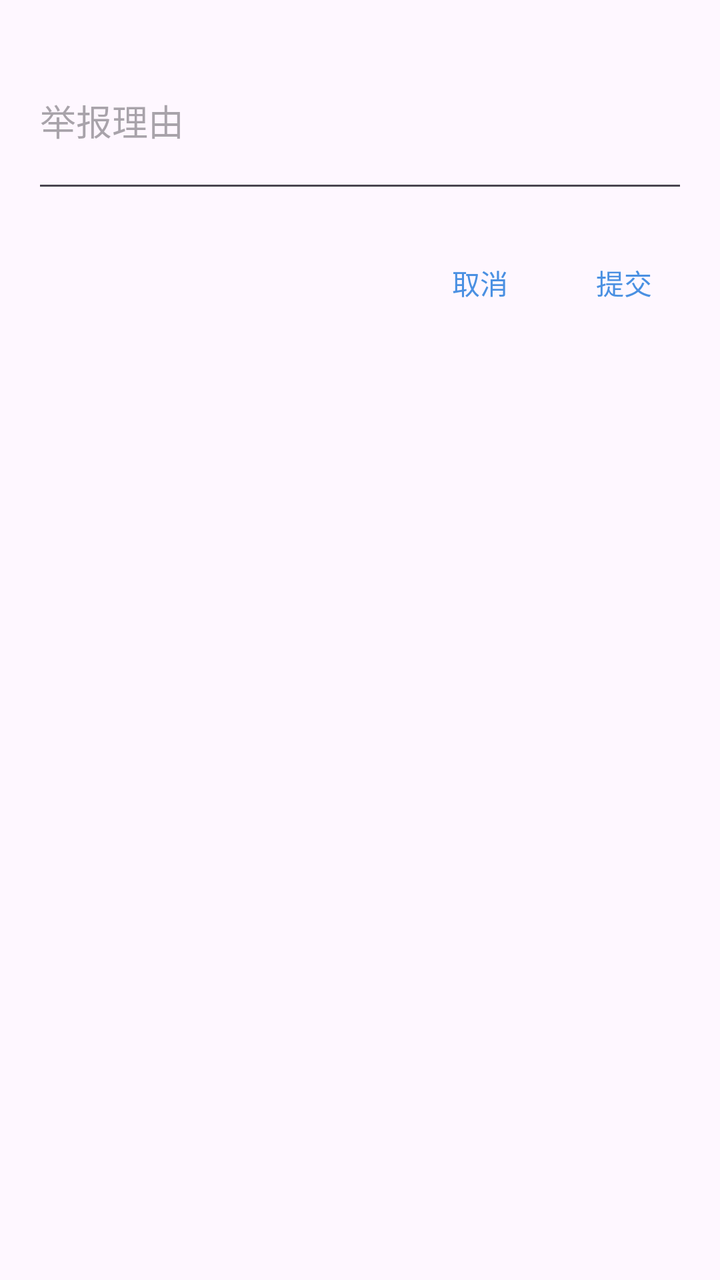
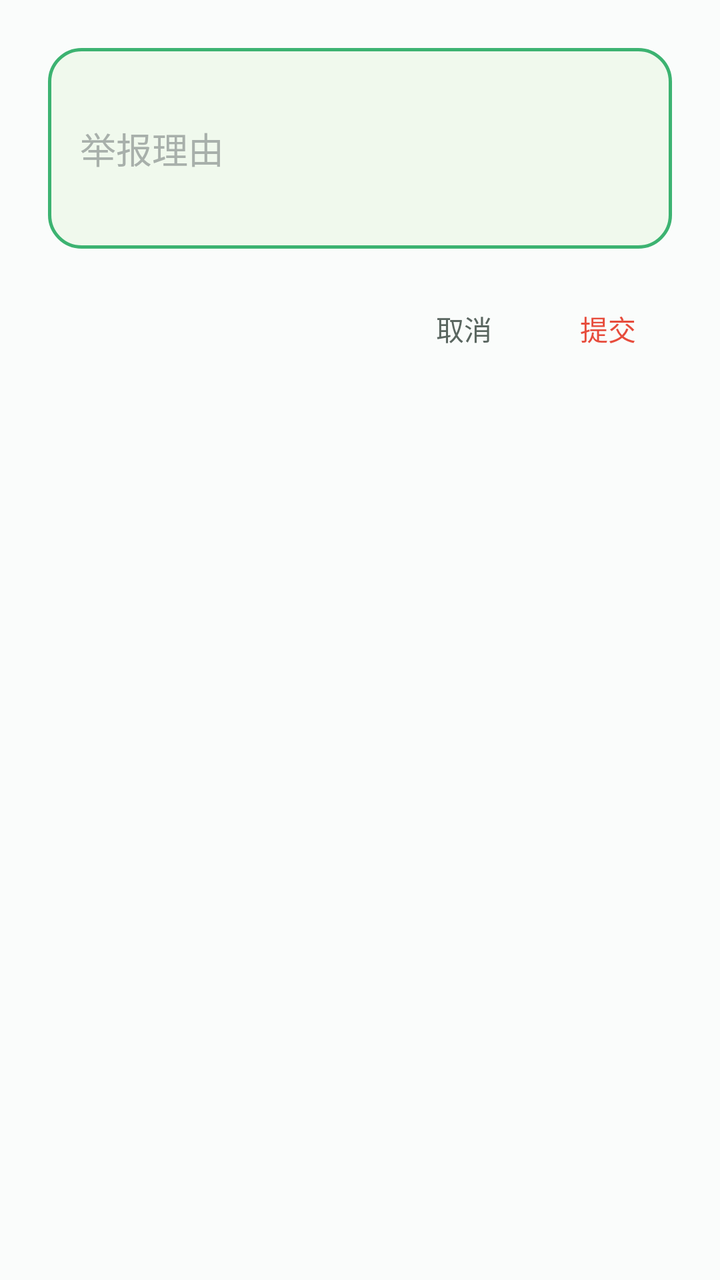

Before-and-after screenshots of an Android layout around one commit, followed by the original layout XML and the change that was made.
<!-- AndroidManifest.xml: application theme Theme.EtradeAndroid -->
<!-- res/layout/dialog_report.xml -->
<?xml version="1.0" encoding="utf-8"?>
<LinearLayout xmlns:android="http://schemas.android.com/apk/res/android"
    android:layout_width="match_parent"
    android:layout_height="wrap_content"
    android:orientation="vertical"
    android:padding="16dp">

    
    <EditText
        android:id="@+id/etReason"
        android:layout_width="match_parent"
        android:layout_height="wrap_content"
        android:hint="@string/report_reason_hint"
        android:inputType="textMultiLine"
        android:minLines="3"/>

    
    <LinearLayout
        android:layout_width="match_parent"
        android:layout_height="wrap_content"
        android:layout_marginTop="16dp"
        android:gravity="end"
        android:orientation="horizontal">

        <Button
            android:id="@+id/btnCancel"
            android:layout_width="wrap_content"
            android:layout_height="wrap_content"
            android:text="@string/cancel"
            style="?android:attr/buttonBarButtonStyle"/>

        <Button
            android:id="@+id/btnSubmit"
            android:layout_width="wrap_content"
            android:layout_height="wrap_content"
            android:text="@string/submit"
            android:layout_marginStart="8dp"
            style="?android:attr/buttonBarButtonStyle"/>

    </LinearLayout>

</LinearLayout>
<!-- resources referenced by this layout -->
<resources>
  <string name="cancel">取消</string>
  <string name="report_reason_hint">举报理由</string>
  <string name="submit">提交</string>
  <style name="Theme.EtradeAndroid" parent="Base.Theme.EtradeAndroid" />
  <style name="Base.Theme.EtradeAndroid" parent="Theme.Material3.DayNight.NoActionBar">
          <item name="colorPrimary">@color/primary_blue</item>
          <item name="colorOnPrimary">@color/white</item>
          <item name="colorSecondary">@color/accent_orange</item>
          <item name="colorOnSecondary">@color/white</item>
          <item name="android:statusBarColor">@color/primary_blue_dark</item>
          <item name="android:navigationBarColor">@color/white</item>
          <item name="colorSurface">@color/background_white</item>
          <item name="colorOnSurface">@color/text_primary</item>
      </style>
  <color name="primary_blue">#4A90E2</color>
  <color name="white">#FFFFFFFF</color>
  <color name="accent_orange">#F5A623</color>
  <color name="primary_blue_dark">#357ABD</color>
  <color name="background_white">#FFFFFF</color>
  <color name="text_primary">#212529</color>
</resources>

<!-- the commit's change to res/layout/dialog_report.xml (unified diff, before → after) -->
@@ -3,7 +3,8 @@
     android:layout_width="match_parent"
     android:layout_height="wrap_content"
     android:orientation="vertical"
-    android:padding="16dp">
+    android:padding="24dp"
+    android:background="@color/background_card">
 
     
     <EditText
@@ -12,7 +13,11 @@
         android:layout_height="wrap_content"
         android:hint="@string/report_reason_hint"
         android:inputType="textMultiLine"
-        android:minLines="3"/>
+        android:minLines="3"
+        android:background="@drawable/bg_input"
+        android:padding="16dp"
+        android:textColor="@color/text_primary"
+        android:textColorHint="@color/text_hint"/>
 
     
     <LinearLayout
@@ -27,7 +32,8 @@
             android:layout_width="wrap_content"
             android:layout_height="wrap_content"
             android:text="@string/cancel"
-            style="?android:attr/buttonBarButtonStyle"/>
+            style="?android:attr/buttonBarButtonStyle"
+            android:textColor="@color/text_secondary"/>
 
         <Button
             android:id="@+id/btnSubmit"
@@ -35,7 +41,8 @@
             android:layout_height="wrap_content"
             android:text="@string/submit"
             android:layout_marginStart="8dp"
-            style="?android:attr/buttonBarButtonStyle"/>
+            style="?android:attr/buttonBarButtonStyle"
+            android:textColor="@color/error_red"/>
 
     </LinearLayout>
 
<!-- resource entries referenced after the edit -->
@@ -1,24 +1,66 @@
 <!-- resources referenced by this layout -->
 <resources>
+  <color name="background_card">#FAFCFB</color>
+  <color name="error_red">#E74C3C</color>
+  <color name="text_hint">#A8B0AB</color>
   <string name="cancel">取消</string>
   <string name="report_reason_hint">举报理由</string>
   <string name="submit">提交</string>
   <style name="Theme.EtradeAndroid" parent="Base.Theme.EtradeAndroid" />
+  <color name="background_light">#F0F9ED</color>
+  <color name="primary_green_light">#3CB371</color>
   <style name="Base.Theme.EtradeAndroid" parent="Theme.Material3.DayNight.NoActionBar">
-          <item name="colorPrimary">@color/primary_blue</item>
+          
+          <item name="colorPrimary">@color/primary_green</item>
           <item name="colorOnPrimary">@color/white</item>
-          <item name="colorSecondary">@color/accent_orange</item>
-          <item name="colorOnSecondary">@color/white</item>
-          <item name="android:statusBarColor">@color/primary_blue_dark</item>
-          <item name="android:navigationBarColor">@color/white</item>
+          <item name="colorPrimaryVariant">@color/primary_green_dark</item>
+          
+          
+          <item name="colorSecondary">@color/accent_yellow</item>
+          <item name="colorOnSecondary">@color/text_primary</item>
+          
+          
+          <item name="android:statusBarColor">@color/primary_green</item>
+          <item name="android:navigationBarColor">@color/background_white</item>
+          
+          
+          <item name="android:windowBackground">@color/background_light</item>
           <item name="colorSurface">@color/background_white</item>
           <item name="colorOnSurface">@color/text_primary</item>
+          
+          
+          <item name="shapeAppearanceSmallComponent">@style/ShapeAppearance.Etrade.Small</item>
+          <item name="shapeAppearanceMediumComponent">@style/ShapeAppearance.Etrade.Medium</item>
+          <item name="shapeAppearanceLargeComponent">@style/ShapeAppearance.Etrade.Large</item>
       </style>
-  <color name="primary_blue">#4A90E2</color>
+  <color name="primary_green">#2E8B57</color>
   <color name="white">#FFFFFFFF</color>
-  <color name="accent_orange">#F5A623</color>
-  <color name="primary_blue_dark">#357ABD</color>
+  <color name="primary_green_dark">#267347</color>
+  <color name="accent_yellow">#F7D44A</color>
   <color name="background_white">#FFFFFF</color>
-  <color name="text_primary">#212529</color>
+  <style name="ShapeAppearance.Etrade.Small" parent="ShapeAppearance.Material3.SmallComponent">
+          <item name="cornerFamily">rounded</item>
+          <item name="cornerSize">12dp</item>
+      </style>
+  <style name="ShapeAppearance.Etrade.Medium" parent="ShapeAppearance.Material3.MediumComponent">
+          <item name="cornerFamily">rounded</item>
+          <item name="cornerSize">16dp</item>
+      </style>
+  <style name="ShapeAppearance.Etrade.Large" parent="ShapeAppearance.Material3.LargeComponent">
+          <item name="cornerFamily">rounded</item>
+          <item name="cornerSize">20dp</item>
+      </style>
+  <color name="text_primary">#1F2E1C</color>
+  <color name="text_secondary">#5A6660</color>
+  <!-- drawable bg_input (drawable) -->
+  <?xml version="1.0" encoding="utf-8"?>
+  <shape xmlns:android="http://schemas.android.com/apk/res/android">
+      
+      <solid android:color="@color/background_light" />
+      
+      <corners android:radius="16dp" />
+      
+      <stroke android:width="1.5dp" android:color="@color/primary_green_light" />
+  </shape>
 </resources>
 
